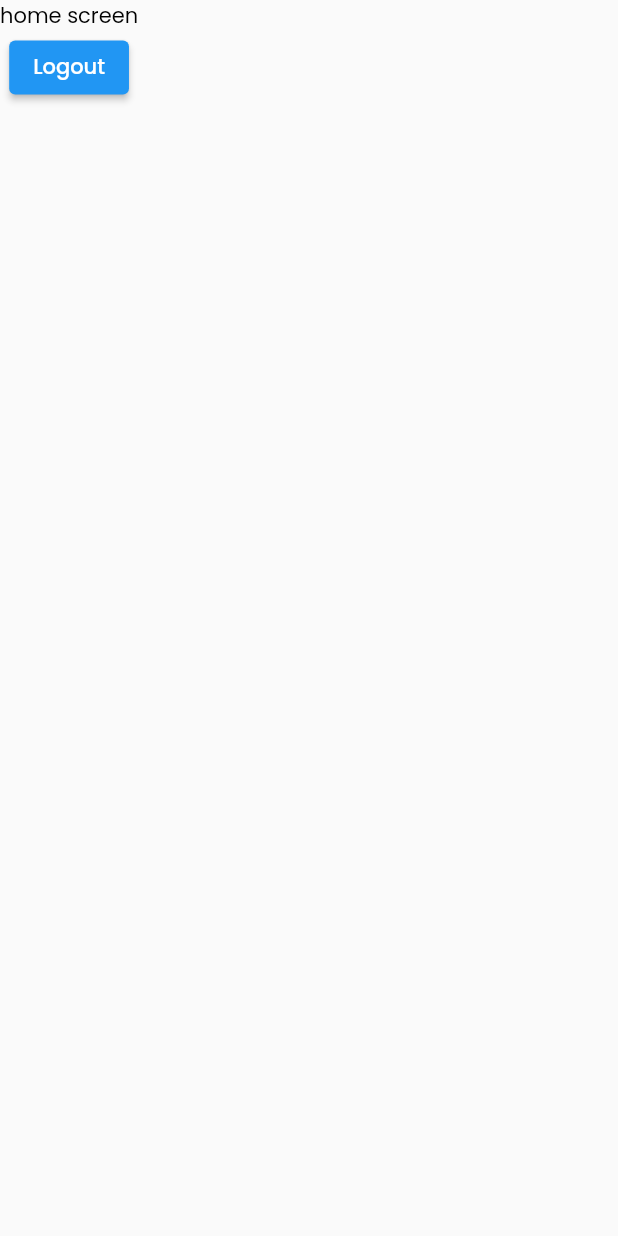
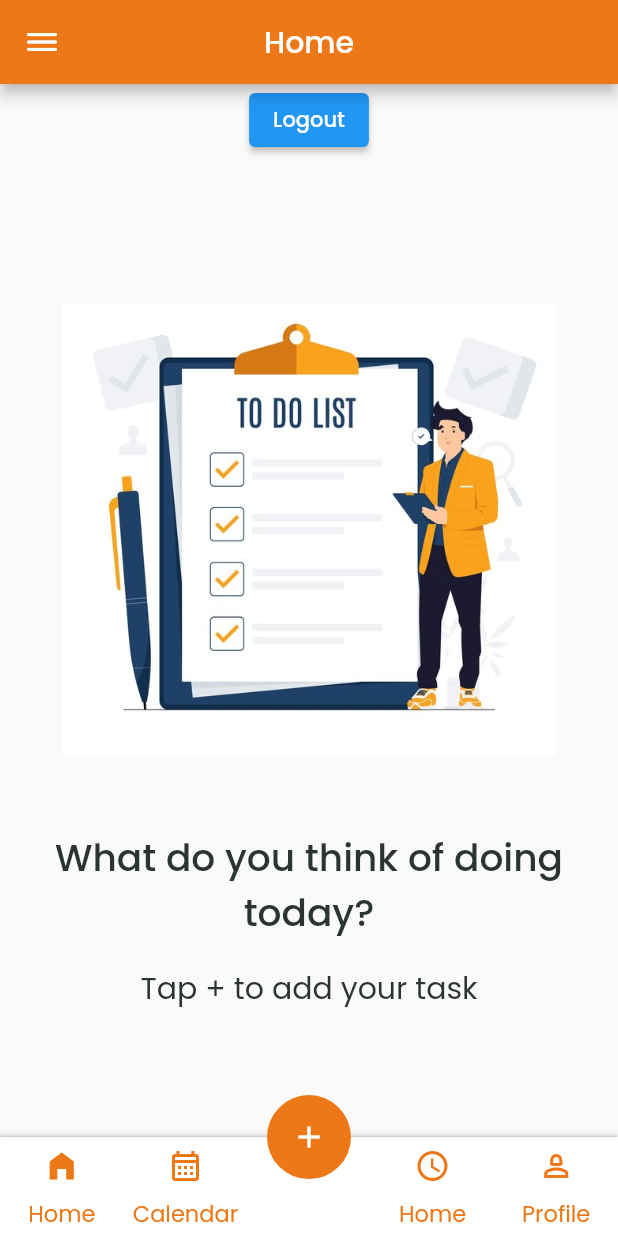
Before and after one commit to DinithKumudika/ToDoZen, a Flutter app: the HomeScreen screen opened directly, on a phone screen of 412 x 824 dp. Run offline on Flutter 3.47's test engine with Material 2 defaults, Android fonts, the phone set to English and light mode, and no system bars; our stand-ins replace firebase_auth, firebase_core, flutter_svg, get, liquid_swipe, lottie and 1 more; accounts and stored records are empty.

Commit message:
bottom nav bar and add task bottom sheet

```diff
--- a/lib/src/constants/images.dart
+++ b/lib/src/constants/images.dart
@@ -1,6 +1,7 @@
 const String logo = 'assets/images/logo.png';
 const String logoAlt = 'assets/images/logo_alt.png';
 const String googleLogo = 'assets/images/google.png';
+const String home = 'assets/images/home.jpg';
 
 const String onBoarding1 = 'assets/animations/first_on_boarding.json';
 const String onBoarding2 = 'assets/animations/second_on_boarding.json';
--- a/lib/src/constants/strings.dart
+++ b/lib/src/constants/strings.dart
@@ -12,6 +12,9 @@ const String welcomeTitle = "Welcome to ToDoZen";
 const String welcomeSubTitle =
     "Please login to your account or create new account to continue";
 
+const String emptyHomeTitle = "What do you think of doing today?";
+const String emptyHomeSubTitle = "Tap + to add your task";
+
 const String loginTitle = "Login";
 const String emailHintText = "Enter your email";
 const String passwordHintText = "Enter your password";
--- a/lib/src/features/authentication/controllers/login_controller.dart
+++ b/lib/src/features/authentication/controllers/login_controller.dart
@@ -2,7 +2,7 @@ import 'package:flutter/material.dart';
 import 'package:get/get.dart';
 import 'package:to_do_zen/src/features/authentication/exceptions/auth_exception.dart';
 import 'package:to_do_zen/src/repositories/auth_repository.dart';
-import 'package:to_do_zen/src/screens/home_screen.dart';
+import 'package:to_do_zen/src/features/tasks/screens/home_screen.dart';
 
 class LoginController extends GetxController {
   static LoginController get instance => Get.find();
--- a/lib/src/features/authentication/screens/login/widgets/login_form.dart
+++ b/lib/src/features/authentication/screens/login/widgets/login_form.dart
@@ -3,7 +3,8 @@ import 'package:get/get.dart';
 import 'package:to_do_zen/src/constants/colors.dart';
 import 'package:to_do_zen/src/constants/strings.dart';
 import 'package:to_do_zen/src/features/authentication/controllers/login_controller.dart';
-import 'package:to_do_zen/src/screens/home_screen.dart';
+import 'package:to_do_zen/src/features/tasks/screens/home_screen.dart';
+import 'package:to_do_zen/src/widgets/app_form_field.dart';
 import 'package:to_do_zen/src/widgets/circular_loader.dart';
 import 'package:to_do_zen/src/widgets/snackbar_alert.dart';
 
--- /dev/null
+++ b/lib/src/features/tasks/screens/home_screen.dart
@@ -0,0 +1,52 @@
+import 'package:flutter/material.dart';
+import 'package:to_do_zen/src/constants/colors.dart';
+import 'package:to_do_zen/src/constants/images.dart';
+import 'package:to_do_zen/src/features/tasks/screens/widgets/add_task.dart';
+import 'package:to_do_zen/src/repositories/auth_repository.dart';
+import 'package:to_do_zen/src/features/tasks/screens/widgets/home_intro.dart';
+import 'package:to_do_zen/src/widgets/bottom_navigation.dart';
+
+class HomeScreen extends StatefulWidget {
+  const HomeScreen({super.key});
+
+  @override
+  State<HomeScreen> createState() => _HomeScreenState();
+}
+
+class _HomeScreenState extends State<HomeScreen> {
+  @override
+  Widget build(BuildContext context) {
+    final size = MediaQuery.of(context).size;
+
+    return Scaffold(
+      appBar: AppBar(
+        title: const Text('Home'),
+        centerTitle: true,
+        backgroundColor: COLOR_PRIMARY,
+        leading: const Icon(Icons.dehaze_rounded),
+      ),
+      body: const SafeArea(
+        child: HomeIntro(),
+      ),
+      floatingActionButton: FloatingActionButton(
+        onPressed: () => showModalBottomSheet(
+          shape: const RoundedRectangleBorder(
+            borderRadius: BorderRadius.vertical(
+              top: Radius.circular(20),
+            ),
+          ),
+          enableDrag: false,
+          context: context,
+          builder: (context){
+            return AddTask();
+          },
+        ),
+        backgroundColor: COLOR_PRIMARY,
+        elevation: 0,
+        child: const Icon(Icons.add),
+      ),
+      floatingActionButtonLocation: FloatingActionButtonLocation.centerDocked,
+      bottomNavigationBar: const BottomNavigation(),
+    );
+  }
+}
--- /dev/null
+++ b/lib/src/features/tasks/screens/widgets/home_intro.dart
@@ -0,0 +1,62 @@
+import 'package:flutter/material.dart';
+import 'package:to_do_zen/src/constants/colors.dart';
+import 'package:to_do_zen/src/constants/images.dart';
+import 'package:to_do_zen/src/constants/strings.dart';
+import 'package:to_do_zen/src/repositories/auth_repository.dart';
+
+class HomeIntro extends StatelessWidget {
+  const HomeIntro({super.key});
+
+  @override
+  Widget build(BuildContext context) {
+    final size = MediaQuery.of(context).size;
+
+    return Center(
+      child: Column(
+        crossAxisAlignment: CrossAxisAlignment.center,
+        children: [
+          ElevatedButton(
+            onPressed: () {
+              AuthRepository.instance.logoutUser();
+            },
+            child: const Text('Logout'),
+          ),
+          SizedBox(
+            height: size.height * 0.12,
+          ),
+          Image.asset(
+            home,
+            width: size.width * 0.8,
+          ),
+          SizedBox(
+            height: size.height * 0.06,
+          ),
+          Column(
+            mainAxisAlignment: MainAxisAlignment.center,
+            children: [
+              const Text(
+                emptyHomeTitle,
+                textAlign: TextAlign.center,
+                style: TextStyle(
+                  color: COLOR_DARK_ALT,
+                  fontSize: 25.0,
+                  fontWeight: FontWeight.w500,
+                ),
+              ),
+              SizedBox(
+                height: size.height * 0.02,
+              ),
+              const Text(
+                emptyHomeSubTitle,
+                style: TextStyle(
+                  color: COLOR_DARK_ALT,
+                  fontSize: 20.0,
+                ),
+              )
+            ],
+          ),
+        ],
+      ),
+    );
+  }
+}
--- a/lib/src/screens/home_screen.dart
+++ /dev/null
@@ -1,36 +0,0 @@
-import 'package:flutter/material.dart';
-import 'package:to_do_zen/src/constants/colors.dart';
-import 'package:to_do_zen/src/repositories/auth_repository.dart';
-
-class HomeScreen extends StatefulWidget {
-  const HomeScreen({super.key});
-
-  @override
-  State<HomeScreen> createState() => _HomeScreenState();
-}
-
-class _HomeScreenState extends State<HomeScreen> {
-  @override
-  Widget build(BuildContext context) {
-    return Scaffold(
-      body: SafeArea(
-        child: Column(
-          children: [
-            const Text(
-              "home screen",
-              style: TextStyle(
-                color: COLOR_DARK,
-              ),
-            ),
-            ElevatedButton(
-              onPressed: () {
-                AuthRepository.instance.logoutUser();
-              },
-              child: const Text('Logout'),
-            ),
-          ],
-        ),
-      ),
-    );
-  }
-}
--- a/lib/src/utils/routes.dart
+++ b/lib/src/utils/routes.dart
@@ -1,6 +1,6 @@
 import 'package:flutter/material.dart';
 import 'package:to_do_zen/src/features/authentication/screens/login/login_screen.dart';
-import 'package:to_do_zen/src/screens/home_screen.dart';
+import 'package:to_do_zen/src/features/tasks/screens/home_screen.dart';
 import 'package:to_do_zen/src/screens/on_boarding/on_boarding_screen.dart';
 import 'package:to_do_zen/src/screens/splash_screen.dart';
 import 'package:to_do_zen/src/screens/welcome_screen.dart';
--- /dev/null
+++ b/lib/src/widgets/bottom_navigation.dart
@@ -0,0 +1,88 @@
+import 'package:flutter/material.dart';
+import 'package:to_do_zen/src/constants/colors.dart';
+
+class BottomNavigation extends StatelessWidget {
+  const BottomNavigation({super.key});
+
+  @override
+  Widget build(BuildContext context) {
+    final size = MediaQuery.of(context).size;
+
+    return NavigationBarTheme(
+      data: NavigationBarThemeData(
+        indicatorColor: Colors.transparent,
+        labelTextStyle: MaterialStateProperty.all(
+          const TextStyle(
+            color: COLOR_PRIMARY,
+            fontSize: 15.0,
+          ),
+        ),
+      ),
+      child: Container(
+        decoration: const BoxDecoration(
+          boxShadow: <BoxShadow>[
+            BoxShadow(
+              color: COLOR_GRAY,
+              blurRadius: 2,
+            ),
+          ],
+        ),
+        child: NavigationBar(
+          height: size.height * 0.08,
+          shadowColor: COLOR_DARK_ALT,
+          elevation: 10,
+          backgroundColor: COLOR_LIGHT,
+          destinations: [
+            const NavigationDestination(
+              icon: Icon(
+                Icons.home_outlined,
+                color: COLOR_PRIMARY,
+              ),
+              selectedIcon: Icon(
+                Icons.home_filled,
+                color: COLOR_PRIMARY,
+              ),
+              label: 'Home',
+            ),
+            const NavigationDestination(
+              icon: Icon(
+                Icons.calendar_month_outlined,
+                color: COLOR_PRIMARY,
+              ),
+              selectedIcon: Icon(
+                Icons.calendar_month,
+                color: COLOR_PRIMARY,
+              ),
+              label: 'Calendar',
+            ),
+            SizedBox(
+              width: size.width * 0.01,
+            ),
+            const NavigationDestination(
+              icon: Icon(
+                Icons.watch_later_outlined,
+                color: COLOR_PRIMARY,
+              ),
+              selectedIcon: Icon(
+                Icons.watch_later,
+                color: COLOR_PRIMARY,
+              ),
+              label: 'Home',
+            ),
+            const NavigationDestination(
+              icon: Icon(
+                Icons.person_2_outlined,
+                color: COLOR_PRIMARY,
+              ),
+              selectedIcon: Icon(
+                Icons.person_2,
+                color: COLOR_PRIMARY,
+              ),
+              label: 'Profile',
+            ),
+          ],
+        ),
+      ),
+    );
+  }
+}
```
Also changed, not shown: lib/src/features/tasks/screens/widgets/add_task.dart (added, +33 -0 lines), lib/src/widgets/app_form_field.dart (added, +102 -0 lines), lib/src/widgets/bottmo_navigation.dart (deleted, +0 -10 lines), assets/images/home.jpg (added), lib/src/widgets/form_field.dart (deleted).
